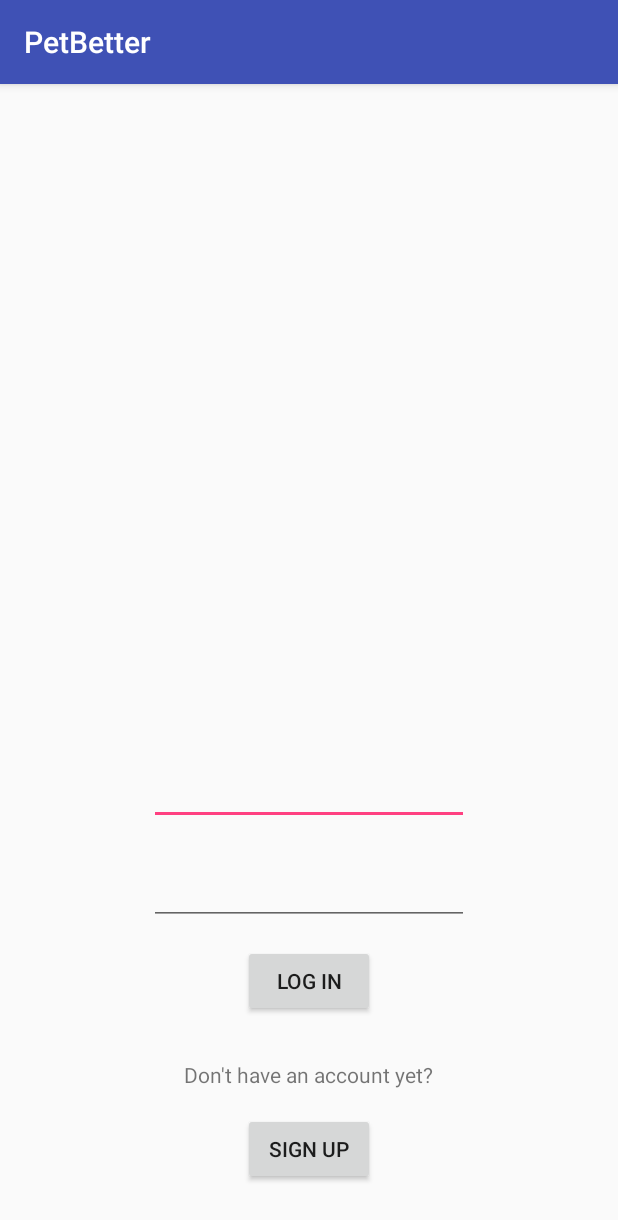
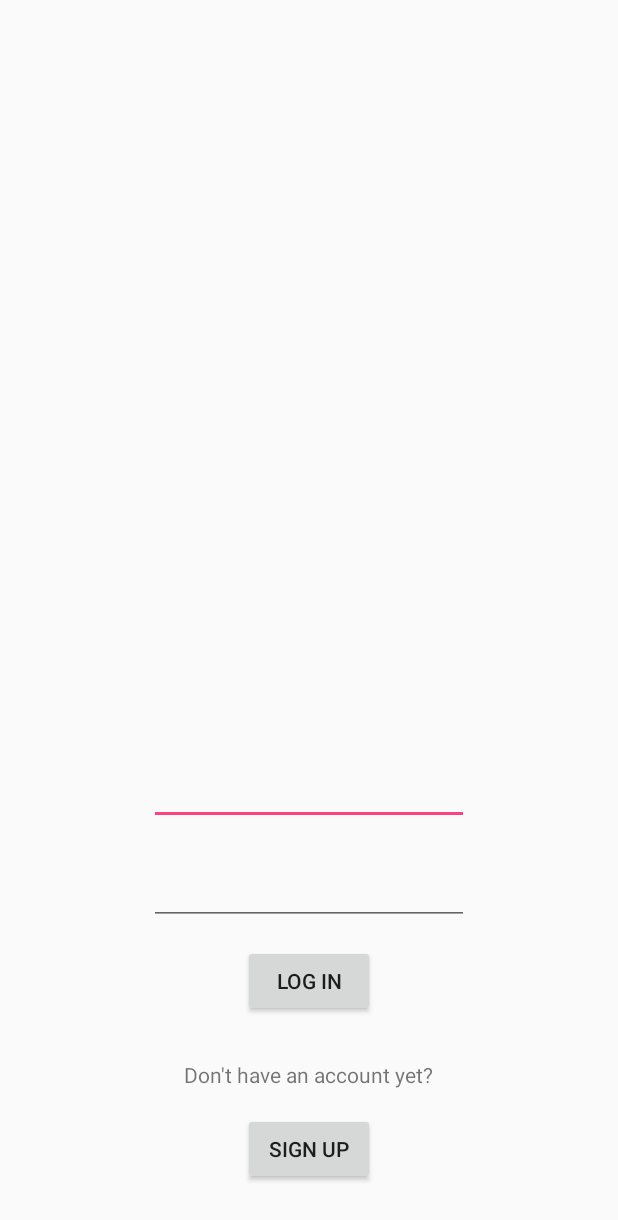
Before and after one commit to DwardTiro/PetBetter, an Android app: the screen it shows after launch (MainActivity), on a phone screen of 412 x 824 dp. Shown: the top 1220 px of the screen. Run offline under Robolectric (Android 15) with nearby library versions, the phone set to English and light mode, and no system bars.

Commit message:
Functionality to NavigationDrawer

```diff
--- a/app/src/main/AndroidManifest.xml
+++ b/app/src/main/AndroidManifest.xml
@@ -16,14 +16,16 @@
         android:roundIcon="@mipmap/ic_launcher_round"
         android:supportsRtl="true"
         android:theme="@style/AppTheme">
-        <activity android:name=".MainActivity">
+        <activity android:name=".MainActivity"
+            android:theme="@style/AppTheme">
             <intent-filter>
                 <action android:name="android.intent.action.MAIN" />
 
                 <category android:name="android.intent.category.LAUNCHER" />
             </intent-filter>
         </activity>
-        <activity android:name=".HomeActivity" />
+        <activity android:name=".HomeActivity"
+            android:theme="@style/AppTheme2"/>
         <!--
              The API key for Google Maps-based APIs is defined as a string resource.
              (See the file "res/values/google_maps_api.xml").
--- a/app/src/main/java/com/example/owner/petbetter/MainActivity.java
+++ b/app/src/main/java/com/example/owner/petbetter/MainActivity.java
@@ -4,6 +4,7 @@ import android.content.Intent;
 import android.support.v7.app.AppCompatActivity;
 import android.os.Bundle;
 import android.view.View;
+import android.view.Window;
 import android.widget.Button;
 
 public class MainActivity extends AppCompatActivity {
--- a/app/src/main/res/layout/activity_home.xml
+++ b/app/src/main/res/layout/activity_home.xml
@@ -27,8 +27,9 @@
         android:layout_width="wrap_content"
         android:layout_height="match_parent"
         app:menu="@menu/navigation_menu"
-        android:layout_gravity="start">
+        android:layout_gravity="start"
+        android:id="@+id/nav_view">
 
-    </android.support.design.widget.NavigationView>>
+    </android.support.design.widget.NavigationView>
 
 </android.support.v4.widget.DrawerLayout>
--- a/app/src/main/res/layout/activity_main.xml
+++ b/app/src/main/res/layout/activity_main.xml
@@ -2,7 +2,7 @@
 <RelativeLayout xmlns:android="http://schemas.android.com/apk/res/android"
     xmlns:tools="http://schemas.android.com/tools"
     android:layout_width="match_parent"
-    android:layout_height="match_parent" >
+    android:layout_height="match_parent">
 
     <EditText
         android:id="@+id/editUser"
--- a/app/src/main/res/values/styles.xml
+++ b/app/src/main/res/values/styles.xml
@@ -1,7 +1,14 @@
 <resources>
 
     <!-- Base application theme. -->
-    <style name="AppTheme" parent="Theme.AppCompat.Light.DarkActionBar">
+    <style name="AppTheme" parent="Theme.AppCompat.Light.NoActionBar">
+        <!-- Customize your theme here. -->
+        <item name="colorPrimary">@color/colorPrimary</item>
+        <item name="colorPrimaryDark">@color/colorPrimaryDark</item>
+        <item name="colorAccent">@color/colorAccent</item>
+    </style>
+
+    <style name="AppTheme2" parent="Theme.AppCompat.Light.DarkActionBar">
         <!-- Customize your theme here. -->
         <item name="colorPrimary">@color/colorPrimary</item>
         <item name="colorPrimaryDark">@color/colorPrimaryDark</item>
```
Also changed, not shown: app/src/main/java/com/example/owner/petbetter/HomeActivity.java (+23 -1 lines).
